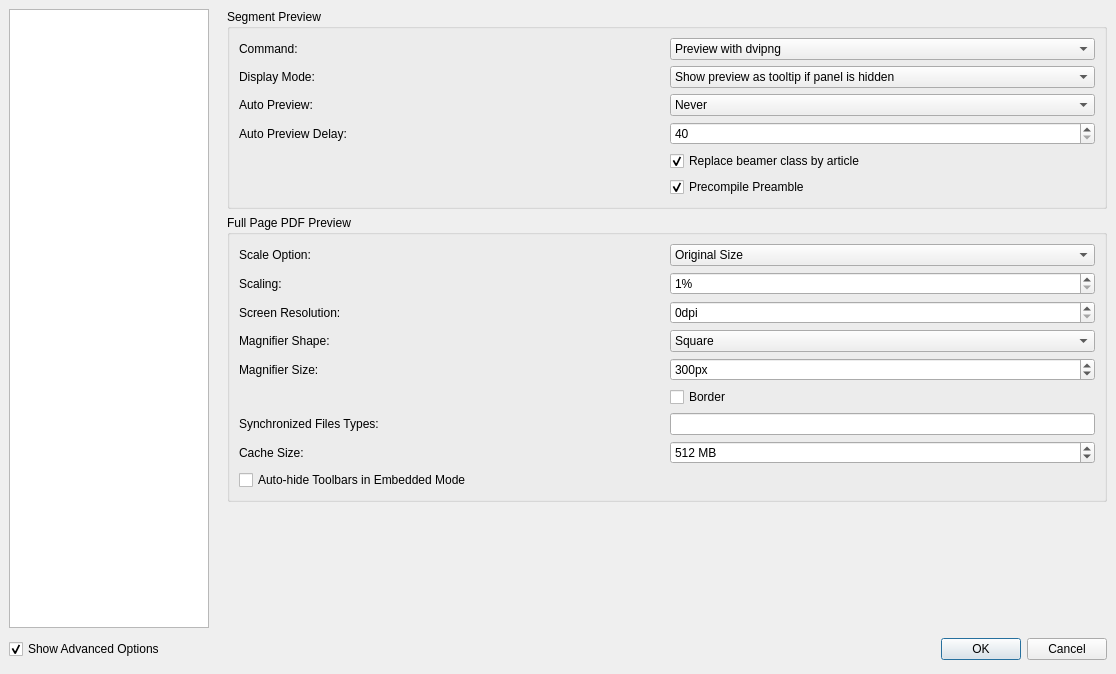
Qt form configdialog.ui (texstudio-org/texstudio) before a commit.
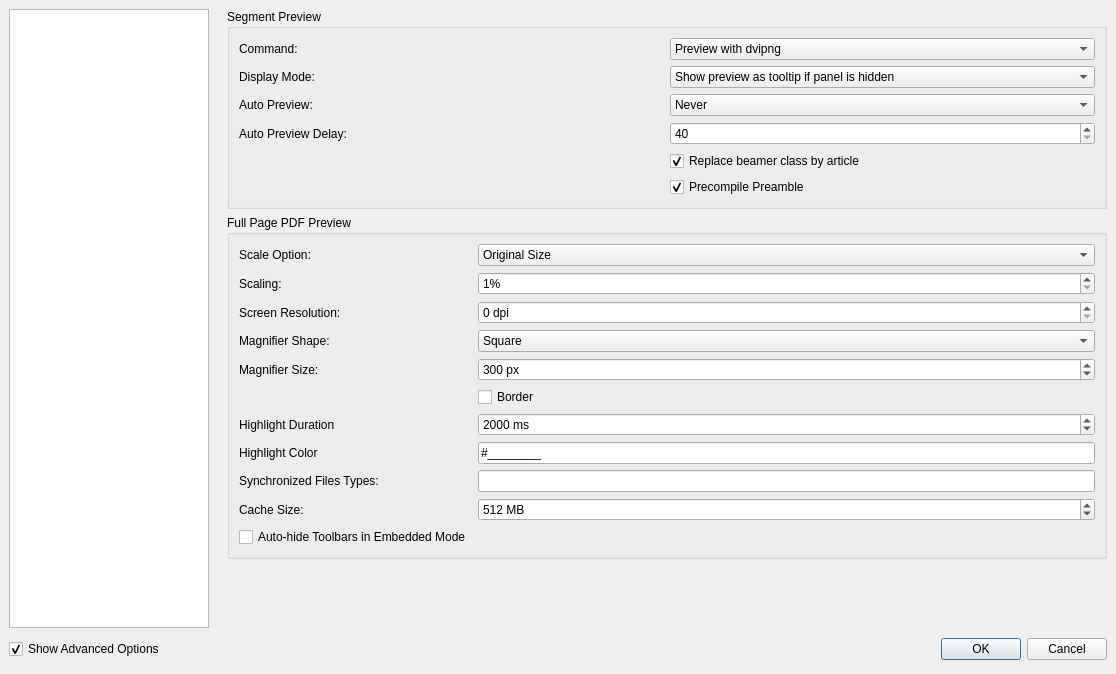
The same form after that commit. The open tabs and pages were chosen to show the change. Icons and pictures are not drawn.

Commit message: make PDF highlight color and duration available in the advanced options

Diff of the .ui file:
```diff
--- a/configdialog.ui
+++ b/configdialog.ui
@@ -3012,6 +3012,35 @@
           <string>Full Page PDF Preview</string>
          </property>
          <layout class="QGridLayout" name="gridLayout_4">
+          <item row="6" column="0">
+           <widget class="QLabel" name="label_66">
+            <property name="text">
+             <string>Highlight Duration</string>
+            </property>
+            <property name="advancedOption" stdset="0">
+             <bool>true</bool>
+            </property>
+           </widget>
+          </item>
+          <item row="6" column="1">
+           <widget class="QSpinBox" name="spinBoxHighlightDuration">
+            <property name="specialValueText">
+             <string>Infinite</string>
+            </property>
+            <property name="suffix">
+             <string notr="true"> ms</string>
+            </property>
+            <property name="maximum">
+             <number>86400000</number>
+            </property>
+            <property name="value">
+             <number>2000</number>
+            </property>
+            <property name="advancedOption" stdset="0">
+             <bool>true</bool>
+            </property>
+           </widget>
+          </item>
           <item row="0" column="0">
            <widget class="QLabel" name="label_28">
             <property name="text">
@@ -3079,7 +3108,7 @@
           <item row="2" column="1">
            <widget class="QSpinBox" name="spinBoxPreviewDPI">
             <property name="suffix">
-             <string>dpi</string>
+             <string> dpi</string>
             </property>
             <property name="maximum">
              <number>600</number>
@@ -3117,7 +3146,7 @@
           <item row="4" column="1">
            <widget class="QSpinBox" name="spinBoxPreviewMagnifierSize">
             <property name="suffix">
-             <string>px</string>
+             <string> px</string>
             </property>
             <property name="prefix">
              <string/>
@@ -3143,7 +3172,7 @@
             </property>
            </widget>
           </item>
-          <item row="6" column="0">
+          <item row="8" column="0">
            <widget class="QLabel" name="label_34">
             <property name="text">
              <string>Synchronized Files Types:</string>
@@ -3153,7 +3182,7 @@
             </property>
            </widget>
           </item>
-          <item row="6" column="1">
+          <item row="8" column="1">
            <widget class="QLineEdit" name="lineEditPreviewSyncFileMask">
             <property name="sizePolicy">
              <sizepolicy hsizetype="Preferred" vsizetype="Fixed">
@@ -3166,7 +3195,7 @@
             </property>
            </widget>
           </item>
-          <item row="7" column="0">
+          <item row="9" column="0">
            <widget class="QLabel" name="label_18">
             <property name="text">
              <string>Cache Size:</string>
@@ -3176,7 +3205,7 @@
             </property>
            </widget>
           </item>
-          <item row="7" column="1">
+          <item row="9" column="1">
            <widget class="QSpinBox" name="spinBoxCacheSizeMB">
             <property name="suffix">
              <string> MB</string>
@@ -3198,13 +3227,39 @@
             </property>
            </widget>
           </item>
-          <item row="8" column="0">
+          <item row="10" column="0">
            <widget class="QCheckBox" name="autoHideToolbars">
             <property name="text">
              <string>Auto-hide Toolbars in Embedded Mode</string>
             </property>
            </widget>
           </item>
+          <item row="7" column="0">
+           <widget class="QLabel" name="label_67">
+            <property name="text">
+             <string>Highlight Color</string>
+            </property>
+            <property name="advancedOption" stdset="0">
+             <bool>true</bool>
+            </property>
+           </widget>
+          </item>
+          <item row="7" column="1">
+           <widget class="QLineEdit" name="lineEditHighlightColor">
+            <property name="toolTip">
+             <string>Specify as hexadecimal RGBA value. Note: The transparency is required because the highlighting is drawn on top of the text due to technical limitations.</string>
+            </property>
+            <property name="inputMask">
+             <string>\#HHHHHHHH;_</string>
+            </property>
+            <property name="text">
+             <string notr="true">#</string>
+            </property>
+            <property name="advancedOption" stdset="0">
+             <bool>true</bool>
+            </property>
+           </widget>
+          </item>
          </layout>
         </widget>
        </item>
```
Left out of the diff: 13 changed lines with no effect on the pictures. The commit also changes 5 other files.
